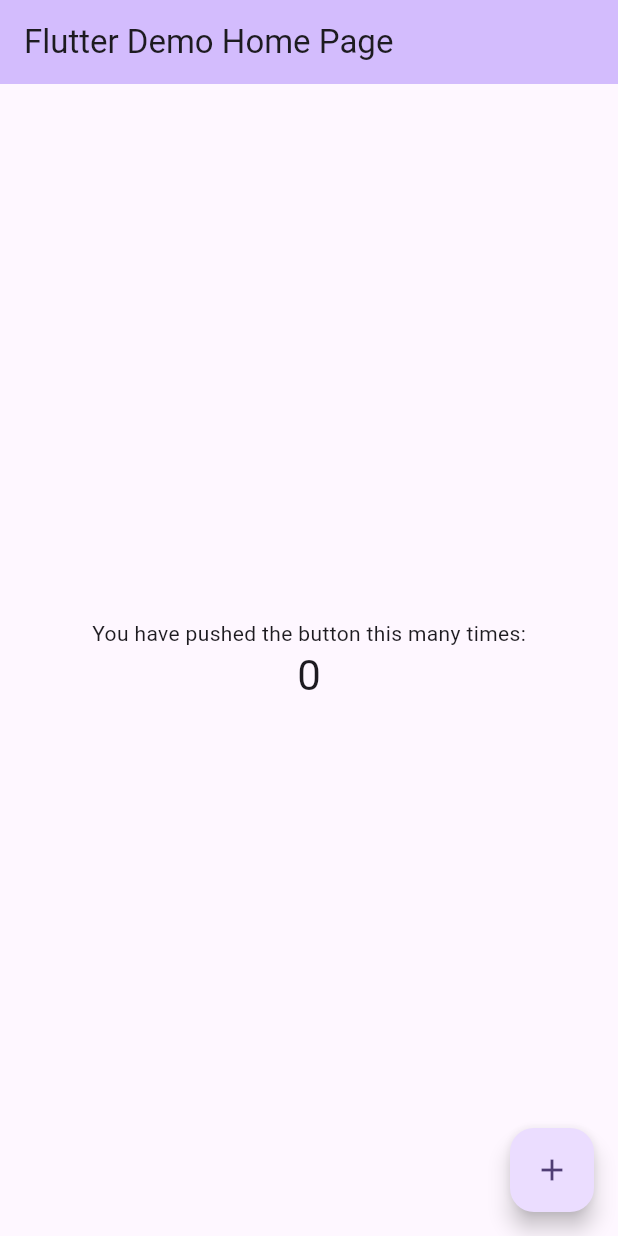
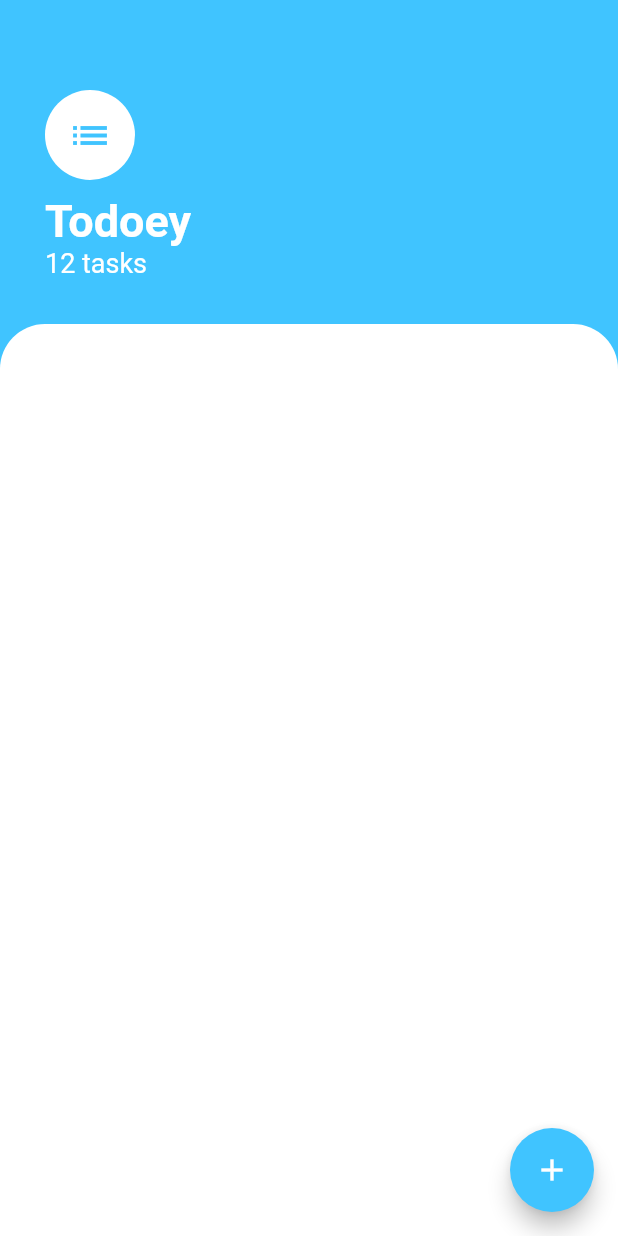
Before and after one commit to rawnakchourasia/todoey_flutter, a Flutter app: the screen it shows after launch, on a phone screen of 412 x 824 dp. Run offline on Flutter 3.47's test engine with Material 2 defaults, Android fonts, the phone set to English and light mode, and no system bars.

Commit message:
UI Design

```diff
--- a/lib/main.dart
+++ b/lib/main.dart
@@ -1,4 +1,5 @@
 import 'package:flutter/material.dart';
+import 'package:todoey_flutter/screens/task_screen.dart';
 
 void main() {
   runApp(const MyApp());
@@ -9,61 +10,13 @@ class MyApp extends StatelessWidget {
 
   @override
   Widget build(BuildContext context) {
-    return MaterialApp(
-      title: 'Flutter Demo',
-      theme: ThemeData(
-        colorScheme: ColorScheme.fromSeed(seedColor: Colors.deepPurple),
-        useMaterial3: true,
-      ),
-      home: const MyHomePage(title: 'Flutter Demo Home Page'),
+    return const MaterialApp(
+      // title: 'Flutter Demo',
+      // theme: ThemeData(
+      //   colorScheme: ColorScheme.fromSeed(seedColor: Colors.deepPurple),
+      //   useMaterial3: true,
+      // ),
+      home: TasksScreen(),
     );
   }
 }
-
-class MyHomePage extends StatefulWidget {
-  const MyHomePage({super.key, required this.title});
-
-  final String title;
-
-  @override
-  State<MyHomePage> createState() => _MyHomePageState();
-}
-
-class _MyHomePageState extends State<MyHomePage> {
-  int _counter = 0;
-
-  void _incrementCounter() {
-    setState(() {
-      _counter++;
-    });
-  }
-
-  @override
-  Widget build(BuildContext context) {
-    return Scaffold(
-      appBar: AppBar(
-        backgroundColor: Theme.of(context).colorScheme.inversePrimary,
-        title: Text(widget.title),
-      ),
-      body: Center(
-        child: Column(
-          mainAxisAlignment: MainAxisAlignment.center,
-          children: <Widget>[
-            const Text(
-              'You have pushed the button this many times:',
-            ),
-            Text(
-              '$_counter',
-              style: Theme.of(context).textTheme.headlineMedium,
-            ),
-          ],
-        ),
-      ),
-      floatingActionButton: FloatingActionButton(
-        onPressed: _incrementCounter,
-        tooltip: 'Increment',
-        child: const Icon(Icons.add),
-      ),
-    );
-  }
-}
--- /dev/null
+++ b/lib/screens/task_screen.dart
@@ -0,0 +1,61 @@
+import 'package:flutter/material.dart';
+
+class TasksScreen extends StatelessWidget {
+  const TasksScreen({super.key});
+
+  @override
+  Widget build(BuildContext context) {
+    return Scaffold(
+      backgroundColor: Colors.lightBlueAccent,
+      floatingActionButton: FloatingActionButton(
+        onPressed: () {},
+        backgroundColor: Colors.lightBlueAccent,
+        child: const Icon(Icons.add),
+      ),
+      body: Column(
+        crossAxisAlignment: CrossAxisAlignment.start,
+        children: [
+          Container(
+              padding: const EdgeInsets.only(top: 60, left: 30, bottom: 30),
+              child: const Column(
+                crossAxisAlignment: CrossAxisAlignment.start,
+                children: <Widget>[
+                  CircleAvatar(
+                      backgroundColor: Colors.white,
+                      radius: 30,
+                      child: Icon(
+                        Icons.list,
+                        size: 30,
+                        color: Colors.lightBlueAccent,
+                      )),
+                  SizedBox(
+                    height: 10,
+                  ),
+                  Text(
+                    'Todoey',
+                    style: TextStyle(
+                        color: Colors.white,
+                        fontSize: 30,
+                        fontWeight: FontWeight.w700),
+                  ),
+                  Text(
+                    '12 tasks',
+                    style: TextStyle(color: Colors.white, fontSize: 18),
+                  ),
+                ],
+              )),
+          Expanded(
+            child: Container(
+              decoration: const BoxDecoration(
+                color: Colors.white,
+                borderRadius: BorderRadius.only(
+                    topLeft: Radius.circular(30),
+                    topRight: Radius.circular(30)),
+              ),
+            ),
+          )
+        ],
+      ),
+    );
+  }
+}
```
